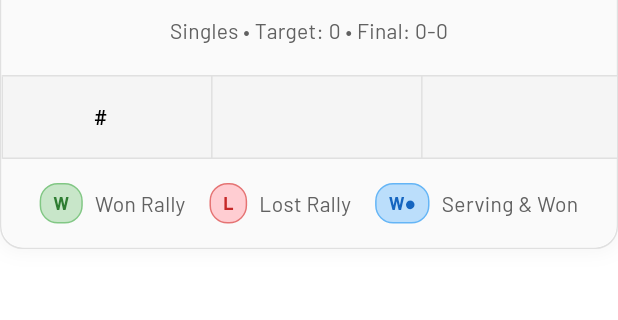
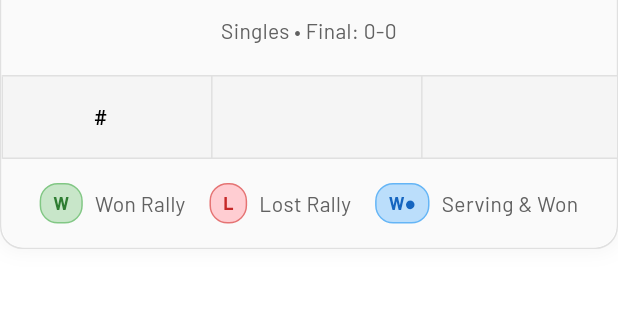
Before and after one commit to Force-Power-Infotech/pickleball_app, a Flutter app: the ScorecardScreen screen opened directly with empty values, on a phone screen of 412 x 824 dp, the part 255-575 px from its top. Run offline on Flutter 3.47's test engine with Material 3 defaults, Android fonts, the phone set to English and light mode, and no system bars; our stand-ins replace flutter_animate, google_fonts, shared_preferences; accounts and stored records are empty.

Commit message:
Remove target score display from scorecard summary for clarity

```diff
--- a/lib/screens/end_game_summary_screen.dart
+++ b/lib/screens/end_game_summary_screen.dart
@@ -1185,7 +1185,7 @@ class ScorecardScreen extends StatelessWidget {
                 ),
                 const SizedBox(height: 10),
                 Text(
-                  '${match.matchType.displayName} • Target: ${match.targetScore} • Final: ${match.teamAScore}-${match.teamBScore}',
+                  '${match.matchType.displayName} • Final: ${match.teamAScore}-${match.teamBScore}',
                   style: AppTheme.captionStyle.copyWith(
                     color: Colors.grey.shade700,
                   ),
```
